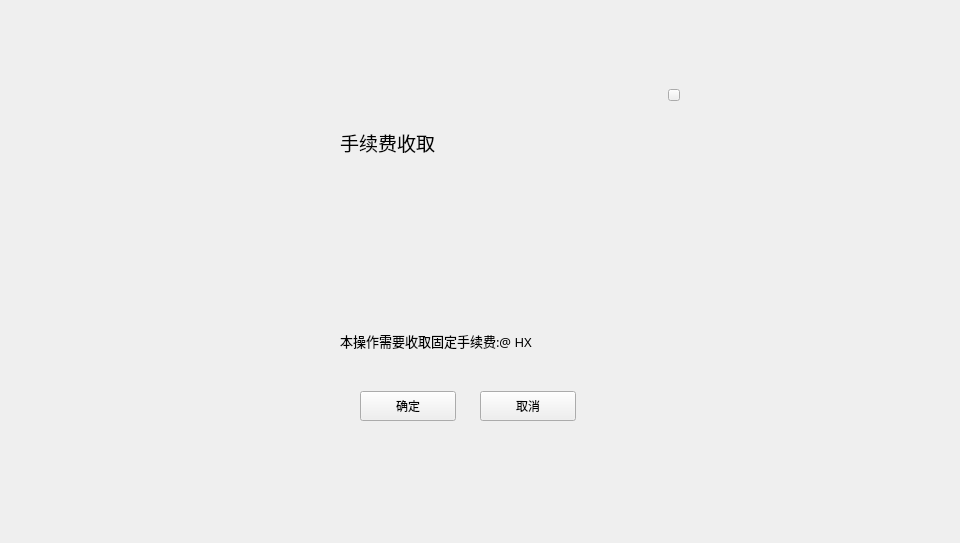
First picture: the form in LNKWallet/depositpage/FeeChargeWidget.ui, repository HcashOrg/hx-indicator, before the edit.
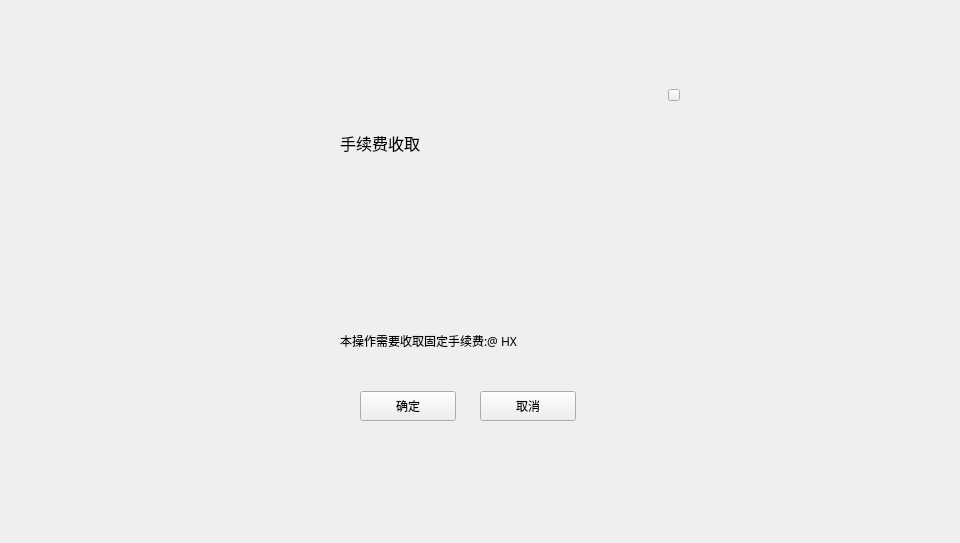
Second picture: the form after the edit.

Diff of the .ui file:
```diff
--- a/LNKWallet/depositpage/FeeChargeWidget.ui
+++ b/LNKWallet/depositpage/FeeChargeWidget.ui
@@ -95,7 +95,7 @@
      <property name="font">
       <font>
        <family>Microsoft YaHei UI Light</family>
-       <pointsize>10</pointsize>
+       <pointsize>9</pointsize>
       </font>
      </property>
      <property name="text">
@@ -149,7 +149,7 @@
      <property name="font">
       <font>
        <family>Microsoft YaHei UI Light</family>
-       <pointsize>14</pointsize>
+       <pointsize>12</pointsize>
       </font>
      </property>
      <property name="text">
```
Left out of the diff: 2 changed lines with no effect on the pictures.
